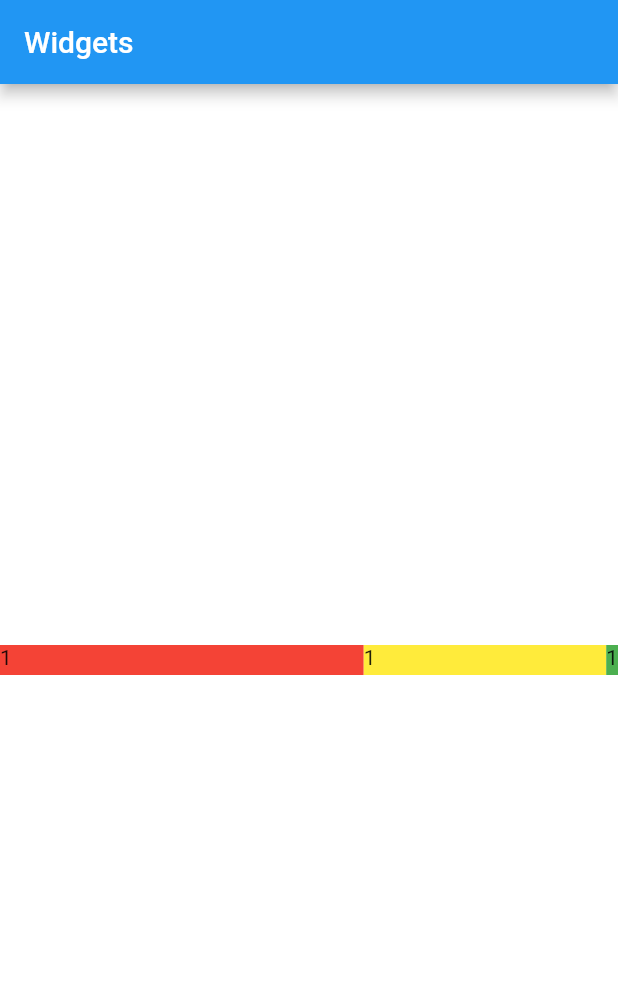
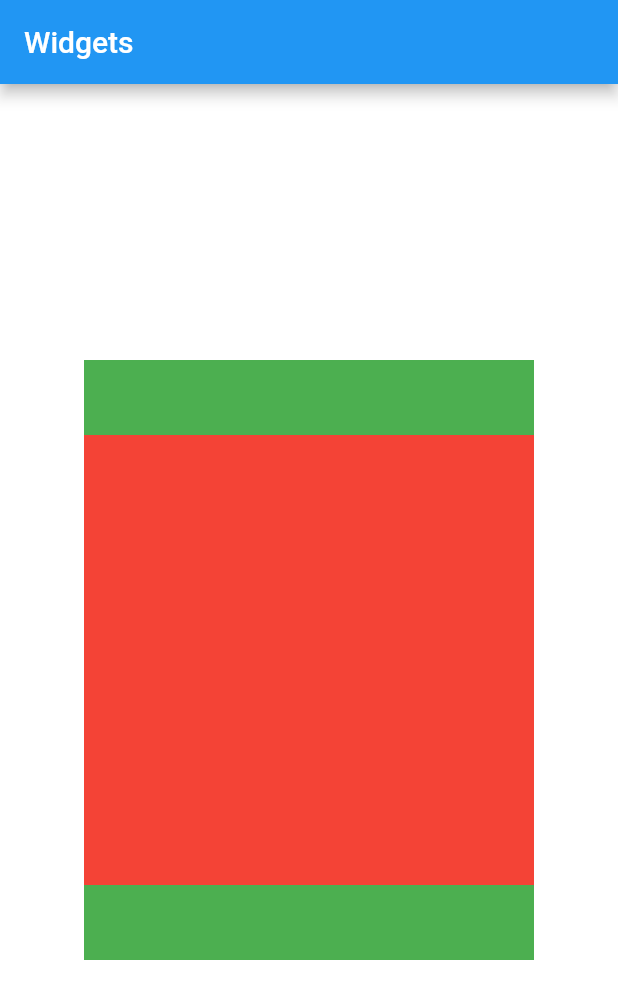
Before and after one commit to yordanos-fikadu/learn_flutter, a Flutter app: the screen it shows after launch, on a phone screen of 412 x 824 dp. Shown: the top 999 px of the screen. Run offline on Flutter 3.47's test engine with Material 2 defaults, Android fonts, the phone set to English and light mode, and no system bars; missing offline and left inert: dart:html.

Commit message:
fittedbox widget

```diff
--- a/lib/layout_widget.dart
+++ b/lib/layout_widget.dart
@@ -18,7 +18,7 @@ class _LayoutWidgetState extends State<LayoutWidget> {
       ),
       backgroundColor: Colors.white,
       body: Center(
-        child: _buildExpand(),
+        child: _buildFittedBox(),
       ),
     );
   }
@@ -97,4 +97,21 @@ class _LayoutWidgetState extends State<LayoutWidget> {
       ],
     );
   }
+
+  Widget _buildFittedBox() {
+    return Container(
+      width: 300,
+      height: 400,
+      color: Colors.green,
+      child: FittedBox(
+        fit: BoxFit.fitWidth,
+        child: Container(
+          alignment: Alignment.center,
+          width: 900,
+          height: 900,
+          color: Colors.red,
+        ),
+      ),
+    );
+  }
 }
```
